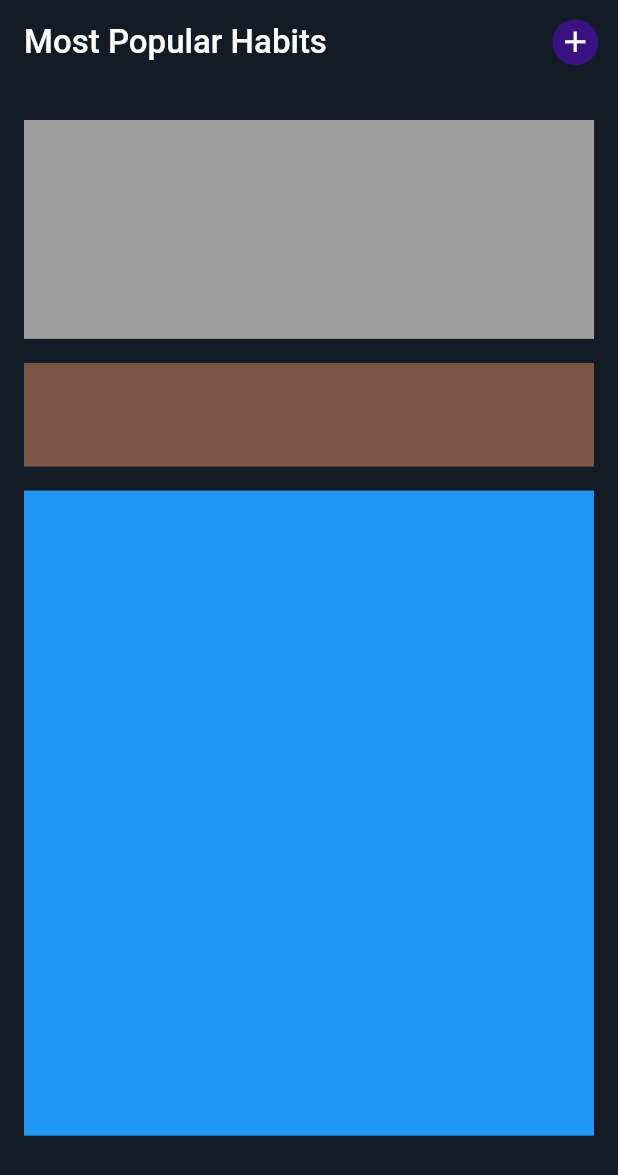
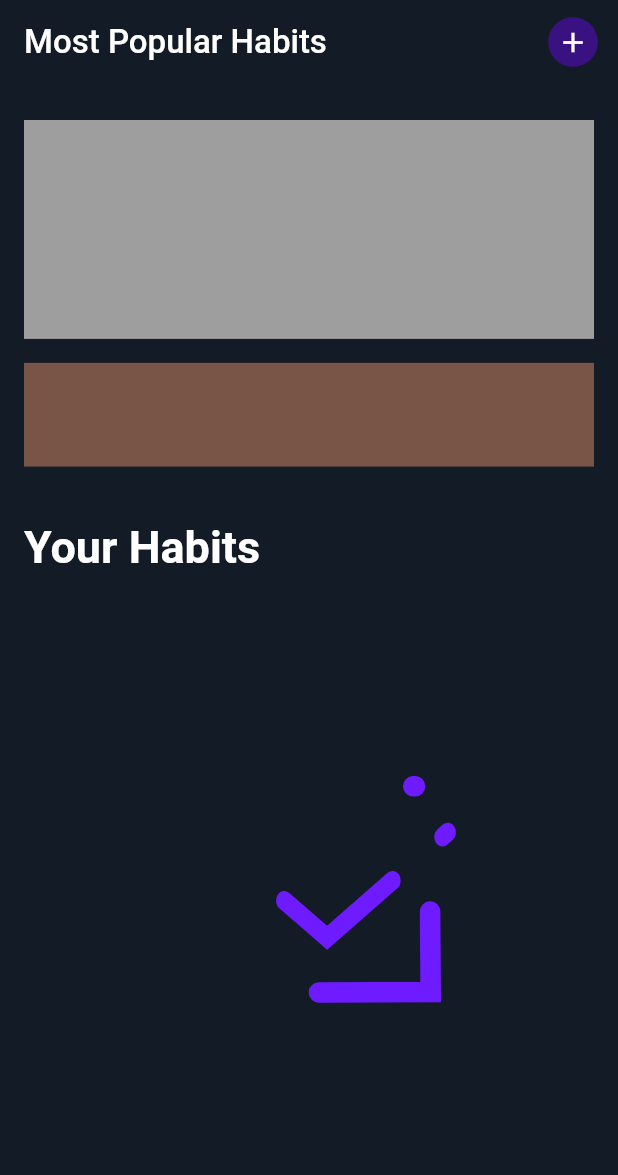
Before and after one commit to Prabhneet-Web/HabitTracker, a Flutter app: the screen it shows after launch, on a phone screen of 412 x 824 dp. Shown: the top 1175 px of the screen. Run offline on Flutter 3.47's test engine with Material 2 defaults, Android fonts, the phone set to English and light mode, and no system bars; our stand-ins replace cloud_firestore, firebase_auth, firebase_core, lottie; accounts and stored records are empty.

Commit message:
TaskLowerCard Added.

```diff
--- a/lib/screens/taskScreenThird.dart
+++ b/lib/screens/taskScreenThird.dart
@@ -1,8 +1,9 @@
 import 'package:flutter/material.dart';
 import 'package:habit_tracker/providers/userProvider.dart';
 import 'package:habit_tracker/util/colors.dart';
-import 'package:path/path.dart';
 import 'package:provider/provider.dart';
+
+import '../widget/taskLowerCard.dart';
 
 class HomePage extends StatefulWidget {
   const HomePage({Key? key}) : super(key: key);
@@ -34,12 +35,12 @@ class _HomePageState extends State<HomePage> {
                     Icon(
                       Icons.circle,
                       color: iconColor,
-                      size: 37,
+                      size: 40,
                     ),
                     Icon(
                       Icons.add,
                       color: primaryColor,
-                      size: 23,
+                      size: 22,
                     )
                   ],
                 ),
@@ -57,8 +58,10 @@ class _HomePageState extends State<HomePage> {
       appBar: appBar,
       body: SafeArea(
           child: Padding(
-        padding: const EdgeInsets.symmetric(horizontal: 16.0, vertical: 24),
-        child: Column(
+              padding:
+                  const EdgeInsets.symmetric(horizontal: 16.0, vertical: 24),
+              child: Consumer<UserProvider>(builder: (context, value, child) {
+                return Column(
                   children: [
                     //TaskUpperCard
                     Container(
@@ -90,11 +93,15 @@ class _HomePageState extends State<HomePage> {
                               appBar.preferredSize.height -
                               mediaQuery.padding.top) *
                           0.56,
-              color: Colors.blue,
+                      // color: Colors.blue,
+                      child: TasksList(
+                        tasks: value.userTasks,
+                        deleteTasks: value.deleteTransaction,
+                      ),
                     )
                   ],
-        ),
-      )),
+                );
+              }))),
     );
   }
 }
--- a/lib/widget/newTasks.dart
+++ b/lib/widget/newTasks.dart
@@ -116,6 +116,5 @@ class _NewTasksState extends State<NewTasks> {
         ),
       ),
     );
-    ;
   }
 }
--- a/lib/widget/taskLowerCard.dart
+++ b/lib/widget/taskLowerCard.dart
@@ -0,0 +1,71 @@
+import 'package:flutter/material.dart';
+
+import 'package:habit_tracker/models/tasks.dart';
+import 'package:habit_tracker/util/colors.dart';
+import 'package:lottie/lottie.dart';
+
+class TasksList extends StatelessWidget {
+  final List<Tasks> tasks;
+  final Function deleteTasks;
+  const TasksList({
+    Key? key,
+    required this.tasks,
+    required this.deleteTasks,
+  }) : super(key: key);
+
+  @override
+  Widget build(BuildContext context) {
+    return tasks.isEmpty
+        ? LayoutBuilder(builder: (ctx, constraints) {
+            return Container(
+                child: Column(
+              mainAxisAlignment: MainAxisAlignment.start,
+              crossAxisAlignment: CrossAxisAlignment.start,
+              children: [
+                const SizedBox(height: 20),
+                const Text(
+                  "Your Habits",
+                  style: TextStyle(fontSize: 30, fontWeight: FontWeight.bold),
+                ),
+                Lottie.asset(
+                  "lib/assets/images/Checklist.json",
+                ),
+              ],
+            ));
+          })
+        : ListView.builder(
+            itemCount: tasks.length,
+            itemBuilder: (context, index) {
+              return Card(
+                  color: mobileBackgroundColor,
+                  margin:
+                      const EdgeInsets.symmetric(horizontal: 6, vertical: 4),
+                  elevation: 10,
+                  child: ListTile(
+                      leading: const CircleAvatar(
+                        radius: 30,
+                        child: Padding(
+                          padding: EdgeInsets.all(6.0),
+                          child: FittedBox(child: Text("@50")),
+                        ),
+                      ),
+                      title: Text(
+                        tasks[index].title,
+                        style: const TextStyle(
+                            fontWeight: FontWeight.bold, fontSize: 21),
+                      ),
+                      subtitle: Text("5 from 7 this week"),
+                      trailing: MediaQuery.of(context).size.width > 360
+                          ? TextButton.icon(
+                              style: TextButton.styleFrom(
+                                  primary: (Theme.of(context).errorColor)),
+                              onPressed: () => deleteTasks(tasks[index].id),
+                              icon: const Icon(Icons.delete),
+                              label: const Text("Delete"))
+                          : IconButton(
+                              icon: const Icon(Icons.delete),
+                              color: Theme.of(context).errorColor,
+                              onPressed: () => deleteTasks(tasks[index].id))));
+            });
+  }
+}
```
Lines whose indentation alone changed are shown as unchanged.
